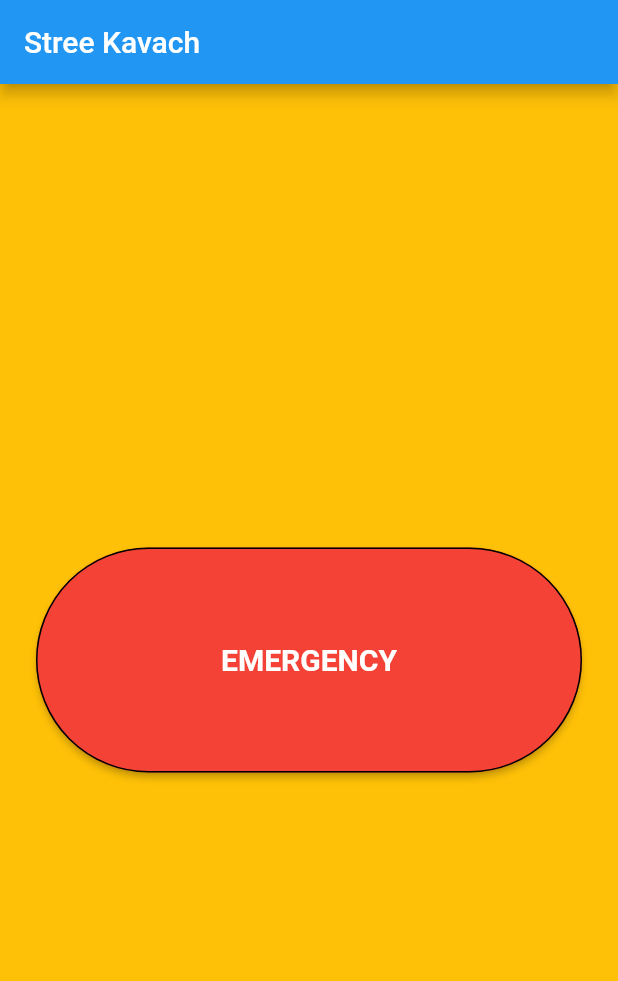
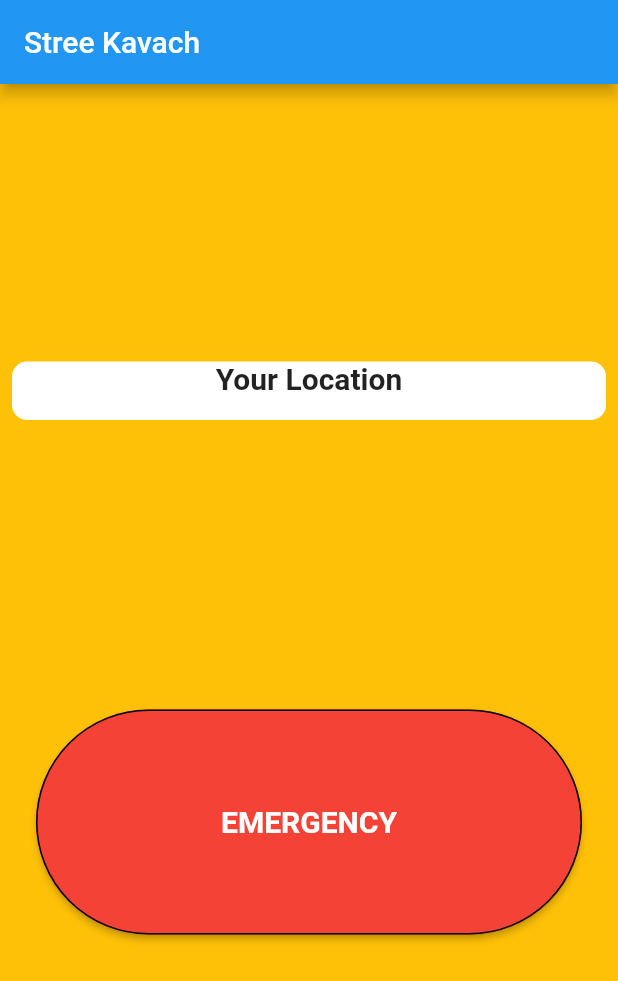
Before and after one commit to SanketSarmalkar/Stree_Kavach, a Flutter app: the screen it shows after launch, after a tap on "EMERGENCY", on a phone screen of 412 x 824 dp. Shown: the top 981 px of the screen. Run offline on Flutter 3.47's test engine with Material 2 defaults, Android fonts, the phone set to English and light mode, and no system bars; our stand-ins replace geocoding, get, google_maps_flutter, location, permission_handler; missing offline and left inert: flutter_phone_direct_caller, geocode, telephony.

Commit message:
obx problem solved

```diff
--- /dev/null
+++ b/lib/components/location_screen.dart
@@ -0,0 +1,28 @@
+// ignore_for_file: file_names, must_be_immutable
+
+import 'package:flutter/material.dart';
+import 'package:get/get.dart';
+import 'package:stree_kavach/controller/geocoding_location.dart';
+
+class LocationScreen extends StatelessWidget {
+  LocationScreen({Key? key}) : super(key: key);
+
+  GeocodingLocation geocodingLocation = Get.put(GeocodingLocation());
+
+  @override
+  Widget build(BuildContext context) {
+    return Obx(
+      () => Container(
+        decoration: BoxDecoration(
+          color: Colors.white,
+          borderRadius: BorderRadius.circular(10),
+        ),
+        child: Column(children: <Widget>[
+          const Text("Your Location",
+              style: TextStyle(fontSize: 20, fontWeight: FontWeight.bold)),
+          Text(geocodingLocation.name.value)
+        ]),
+      ),
+    );
+  }
+}
--- a/lib/controller/geocoding_location.dart
+++ b/lib/controller/geocoding_location.dart
@@ -3,15 +3,18 @@ import 'package:get/get.dart';
 import 'package:geocoding/geocoding.dart';
 
 class GeocodingLocation extends GetxController {
-  @override
-  void onInit() {
-    super.onInit();
-    getPlacemark(28.7041, 77.1025);
-  }
+  List<Placemark> placemark = <Placemark>[];
+  var street = ''.obs;
+  var city = ''.obs;
+  var state = ''.obs;
+  var name = ''.obs;
 
-  List<Placemark> placemark = <Placemark>[].obs();
   Future<void> getPlacemark(double latitude, double longitude) async {
     placemark = await placemarkFromCoordinates(latitude, longitude);
-    print(placemark[0]);
+    // print(placemark[0]);
+    street.value = placemark[0].street.toString();
+    city.value = placemark[0].locality.toString();
+    state.value = placemark[0].administrativeArea.toString();
+    name.value = placemark[0].name.toString();
   }
 }
--- a/lib/controller/permissions_handler.dart
+++ b/lib/controller/permissions_handler.dart
@@ -1,3 +1,5 @@
+// ignore_for_file: prefer_typing_uninitialized_variables
+
 import 'package:get/get.dart';
 import 'package:permission_handler/permission_handler.dart';
 import 'package:location/location.dart';
@@ -25,6 +27,6 @@ class PermissionsHandler extends GetxController {
     if (_permissionGrantedSms.isDenied) {
       _permissionGrantedSms = await Permission.sms.request();
     }
-    print(_permissionGrantedLocation);
+    // print(_permissionGrantedLocation);
   }
 }
--- a/lib/controller/service.dart
+++ b/lib/controller/service.dart
@@ -7,11 +7,12 @@ import 'package:get/get.dart';
 import 'package:location/location.dart';
 import 'package:stree_kavach/controller/geocoding_location.dart';
 import 'package:telephony/telephony.dart';
-import 'package:url_launcher/url_launcher.dart' as UrlLauncher;
-import 'package:location/location.dart';
+// import 'package:url_launcher/url_launcher.dart' as UrlLauncher;
 
 class Service extends GetxController {
-  bool _hasCallSupport = true.obs();
+  final _hasCallSupport = true.obs();
+  var latitude = 0.0.obs();
+  var longitude = 0.0.obs();
   GeocodingLocation geocodingLocation = GeocodingLocation();
   void initState() {
     super.onInit();
@@ -48,28 +49,28 @@ class Service extends GetxController {
     // await UrlLauncher.launchUrl(launchUri);
     final Telephony telephony = Telephony.instance;
 
-    final SmsSendStatusListener listener = (SendStatus status) {
-      print(status);
-    };
+    // final SmsSendStatusListener listener = (SendStatus status) {
+    //   print(status);
+    // };
     try {
       await telephony.sendSms(
-          to: '9960564634', message: ' ', statusListener: listener);
+          to: '9960564634', message: ' ' /*, statusListener: listener*/);
     } catch (e) {
       print(e);
     }
   }
 
-  Future<void> GetLocation() async {
+  Future<void> getLocation() async {
     Location location = Location();
-    LocationData _locationData = await location.getLocation();
-    print(_locationData.longitude);
-    print(_locationData.latitude);
+    LocationData locationData = await location.getLocation();
+    print(locationData.longitude);
+    print(locationData.latitude);
     // GeoCode geoCode = GeoCode();
     // Address addresses = await geoCode.reverseGeocoding(
     //     latitude: _locationData.latitude ?? 78.00,
     //     longitude: _locationData.longitude ?? 78.00);
     // print(addresses.city);
-    geocodingLocation.getPlacemark(
-        _locationData.latitude ?? 78.0, _locationData.longitude ?? 78.0);
+    latitude = locationData.latitude ?? 78.0;
+    longitude = locationData.longitude ?? 78.0;
   }
 }
--- a/lib/screens/home.dart
+++ b/lib/screens/home.dart
@@ -2,6 +2,7 @@
 
 import 'package:flutter/material.dart';
 import 'package:get/get.dart';
+import 'package:stree_kavach/components/location_screen.dart';
 import 'package:stree_kavach/controller/geocoding_location.dart';
 import 'package:stree_kavach/controller/permissions_handler.dart';
 import 'package:stree_kavach/controller/service.dart';
@@ -9,18 +10,16 @@ import 'package:stree_kavach/screens/google_map_sample.dart';
 import 'package:url_launcher/url_launcher.dart';
 
 class Home extends StatefulWidget {
-  const Home({super.key});
+  const Home({Key? key}) : super(key: key);
 
   @override
   State<Home> createState() => _HomeState();
 }
 
 class _HomeState extends State<Home> {
-  final Service service = Service();
-
-  final PermissionsHandler permissionsController = PermissionsHandler();
-
-  final GeocodingLocation geocodingLocation = GeocodingLocation();
+  Service service = Get.put(Service());
+  GeocodingLocation geocodingLocation = Get.put(GeocodingLocation());
+  PermissionsHandler permissionsController = PermissionsHandler();
 
   @override
   Widget build(BuildContext context) {
@@ -35,30 +34,8 @@ class _HomeState extends State<Home> {
             child: Column(
               crossAxisAlignment: CrossAxisAlignment.stretch,
               mainAxisAlignment: MainAxisAlignment.spaceEvenly,
-              children: <Widget>[
-                // Container(
-                //   decoration: BoxDecoration(
-                //     color: Colors.white,
-                //     borderRadius: BorderRadius.circular(10),
-                //   ),
-                //   child: Column(children: <Widget>[
-                //     Text("Your Location",
-                //         style: TextStyle(
-                //             fontSize: 20, fontWeight: FontWeight.bold)),
-                //     Container(
-                //       //height: MediaQuery.of(context).size.height,
-                //       child: mapSample(),
-                //     )
-                //   ]),
-                // ),
-                // Text("Your Location",
-                //     style:
-                //         TextStyle(fontSize: 20, fontWeight: FontWeight.bold)),
-                // Obx(
-                //   () => Text((geocodingLocation.placemark.isNotEmpty)
-                //       ? geocodingLocation.placemark[0].name.toString()
-                //       : "Loading..."),
-                // ),
+              children: [
+                LocationScreen(),
                 Padding(
                   padding: const EdgeInsets.all(16.0),
                   child: MaterialButton(
@@ -70,12 +47,14 @@ class _HomeState extends State<Home> {
                     minWidth: 150,
                     color: Colors.red,
                     onPressed: () async {
-                      // await service.sendSms();
-                      // //await service.sendEmail();
-                      // String temp = "";
-                      // await service.makePhoneCall(temp);
-                      await service.GetLocation();
-                      // print(geocodingLocation.placemark);
+                      await service.getLocation();
+                      geocodingLocation.getPlacemark(
+                          service.latitude, service.longitude);
+                      await service.sendSms();
+                      //await service.sendEmail();
+                      String temp = "";
+                      await service.makePhoneCall(temp);
+                      // print(geocodingLocation.state.value);
                     },
                     child: const Text("EMERGENCY",
                         style: TextStyle(
```
Also changed, not shown: lib/model/geocoding_location_data.dart (added, +26 -0 lines).
